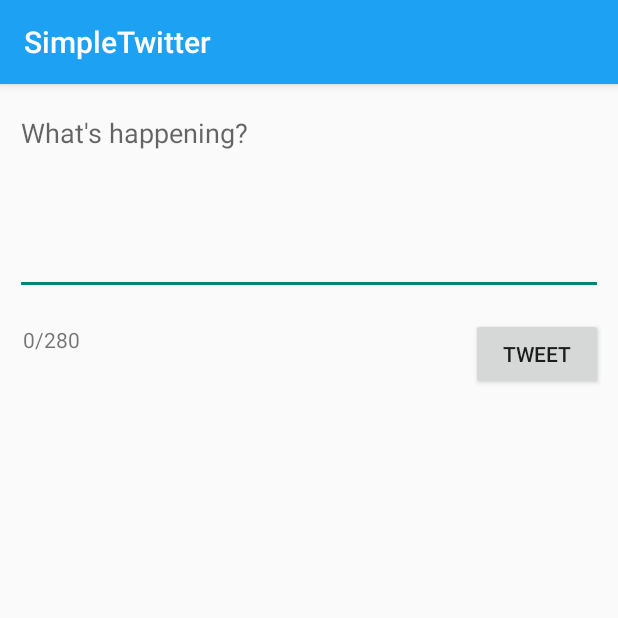
After one commit to liua13/simpleTwitter, an Android app: the ComposeActivity screen opened directly, with no data from a screen before it, on a phone screen of 412 x 824 dp, the top half of it. The commit adds this screen. Run offline under Robolectric (Android 15) with nearby library versions, the phone set to English and light mode, and no system bars; our stand-ins replace Room's generated code; libraries missing offline, so code that uses them is left out: com.codepath.asynchttpclient, com.facebook.stetho, org.parceler; 1 statement that could not run was skipped.

Commit message:
finished part 2

```diff
--- a/app/src/main/AndroidManifest.xml
+++ b/app/src/main/AndroidManifest.xml
@@ -13,7 +13,8 @@
         android:icon="@drawable/ic_launcher"
         android:label="@string/app_name"
         android:theme="@style/AppTheme">
-        <activity android:name=".DetailActivity"></activity>
+        <activity android:name=".ComposeActivity"></activity>
+        <activity android:name=".DetailActivity" />
         <activity android:name=".TimelineActivity" />
         <activity
             android:name=".LoginActivity"
--- /dev/null
+++ b/app/src/main/java/com/codepath/apps/restclienttemplate/ComposeActivity.java
@@ -0,0 +1,103 @@
+package com.codepath.apps.restclienttemplate;
+
+import androidx.appcompat.app.AppCompatActivity;
+
+import android.content.Intent;
+import android.graphics.Color;
+import android.os.Bundle;
+import android.os.Parcelable;
+import android.text.Editable;
+import android.text.TextWatcher;
+import android.util.Log;
+import android.view.View;
+import android.widget.Button;
+import android.widget.EditText;
+import android.widget.TextView;
+import android.widget.Toast;
+
+import com.codepath.apps.restclienttemplate.models.Tweet;
+import com.codepath.asynchttpclient.callback.JsonHttpResponseHandler;
+
+import org.json.JSONException;
+import org.parceler.Parcels;
+
+import okhttp3.Headers;
+
+public class ComposeActivity extends AppCompatActivity {
+
+    public static final String TAG = "composeActivity";
+    public static final String NEW_TWEET = "tweet";
+    public static final int MAX_TWEET_LENGTH = 280;
+
+    EditText etCompose;
+    TextView tvTextCount;
+    Button btnTweet;
+
+    TwitterClient client;
+
+    @Override
+    protected void onCreate(Bundle savedInstanceState) {
+        super.onCreate(savedInstanceState);
+        setContentView(R.layout.activity_compose);
+
+        client = TwitterApplication.getRestClient(this);
+
+        etCompose = findViewById(R.id.etCompose);
+        tvTextCount = findViewById(R.id.tvTextCount);
+        btnTweet = findViewById(R.id.btnTweet);
+
+        etCompose.addTextChangedListener(new TextWatcher() {
+            @Override
+            public void beforeTextChanged(CharSequence charSequence, int i, int i1, int i2) {
+
+            }
+
+            @Override
+            public void onTextChanged(CharSequence charSequence, int i, int i1, int i2) {
+
+            }
+
+            @Override
+            public void afterTextChanged(Editable editable) {
+                int length = editable.toString().length();
+                tvTextCount.setText(length + " / 280");
+                if (length > MAX_TWEET_LENGTH){
+                    tvTextCount.setTextColor(Color.RED);
+                }
+            }
+        });
+
+        btnTweet.setOnClickListener(new View.OnClickListener() {
+            @Override
+            public void onClick(View view) {
+                String tweetContent = etCompose.getText().toString();
+                if (tweetContent.isEmpty()){
+                    Toast.makeText(ComposeActivity.this, "Your tweet cannot be empty", Toast.LENGTH_LONG).show();
+                    return;
+                } else if (tweetContent.length() > MAX_TWEET_LENGTH){
+                    Toast.makeText(ComposeActivity.this, "Your tweet cannot be be over 280 characters", Toast.LENGTH_LONG).show();
+                    return;
+                }
+                client.publishTweet(tweetContent, new JsonHttpResponseHandler() {
+                    @Override
+                    public void onSuccess(int statusCode, Headers headers, JSON json) {
+                        try {
+                            Tweet tweet = Tweet.fromJson(json.jsonObject);
+                            Intent intent = new Intent();
+                            intent.putExtra(NEW_TWEET, Parcels.wrap(tweet));
+                            setResult(RESULT_OK, intent);
+                            finish();
+                        } catch (JSONException e) {
+                            e.printStackTrace();
+                        }
+                    }
+
+                    @Override
+                    public void onFailure(int statusCode, Headers headers, String response, Throwable throwable) {
+                        Log.e(TAG, "Failed to publish tweet", throwable);
+                    }
+                });
+            }
+        });
+    }
+}
--- /dev/null
+++ b/app/src/main/res/layout/activity_compose.xml
@@ -0,0 +1,45 @@
+<?xml version="1.0" encoding="utf-8"?>
+<RelativeLayout xmlns:android="http://schemas.android.com/apk/res/android"
+    xmlns:app="http://schemas.android.com/apk/res-auto"
+    xmlns:tools="http://schemas.android.com/tools"
+    android:layout_width="match_parent"
+    android:layout_height="match_parent"
+    tools:context=".ComposeActivity">
+
+    <EditText
+        android:id="@+id/etCompose"
+        android:layout_width="match_parent"
+        android:layout_height="wrap_content"
+        android:layout_marginStart="10dp"
+        android:layout_marginTop="10dp"
+        android:layout_marginEnd="10dp"
+        android:layout_marginBottom="10dp"
+        android:ems="10"
+        android:gravity="start|top"
+        android:hint="What's happening?"
+        android:inputType="textMultiLine"
+        android:minLines="5"
+        app:layout_constraintEnd_toEndOf="parent"
+        app:layout_constraintStart_toStartOf="parent"
+        tools:layout_editor_absoluteY="228dp" />
+
+    <Button
+        android:id="@+id/btnTweet"
+        android:layout_width="wrap_content"
+        android:layout_height="wrap_content"
+        android:layout_below="@+id/etCompose"
+        android:layout_alignParentEnd="true"
+        android:layout_marginTop="5dp"
+        android:layout_marginEnd="10dp"
+        android:text="Tweet" />
+
+    <TextView
+        android:id="@+id/tvTextCount"
+        android:layout_width="wrap_content"
+        android:layout_height="wrap_content"
+        android:layout_below="@+id/etCompose"
+        android:layout_alignParentStart="true"
+        android:layout_marginStart="15dp"
+        android:layout_marginTop="10dp"
+        android:text="0/280" />
+</RelativeLayout>
--- a/app/src/main/res/layout/activity_detail.xml
+++ b/app/src/main/res/layout/activity_detail.xml
@@ -50,7 +50,9 @@
         android:textSize="20sp"
         tools:layout_editor_absoluteX="27dp"
         tools:layout_editor_absoluteY="90dp"
-        tools:text="tweet" />
+        tools:text="tweet"
+        android:autoLink="all"
+        android:linksClickable="true"/>
 
     <TextView
         android:id="@+id/tvTime"
--- a/app/src/main/res/layout/item_tweet.xml
+++ b/app/src/main/res/layout/item_tweet.xml
@@ -49,7 +49,9 @@
         android:layout_marginStart="10dp"
         android:layout_marginTop="5dp"
         android:layout_toEndOf="@+id/ivProfileImage"
-        tools:text="some tweet" />
+        tools:text="some tweet"
+        android:autoLink="all"
+        android:linksClickable="true" />
 
 
     <TextView
```
Also changed, not shown: app/src/main/java/com/codepath/apps/restclienttemplate/TimelineActivity.java (+35 -0 lines), app/src/main/java/com/codepath/apps/restclienttemplate/TwitterClient.java (+8 -0 lines), app/src/main/res/menu/menu_main.xml (added, +10 -0 lines), 3 other files.
